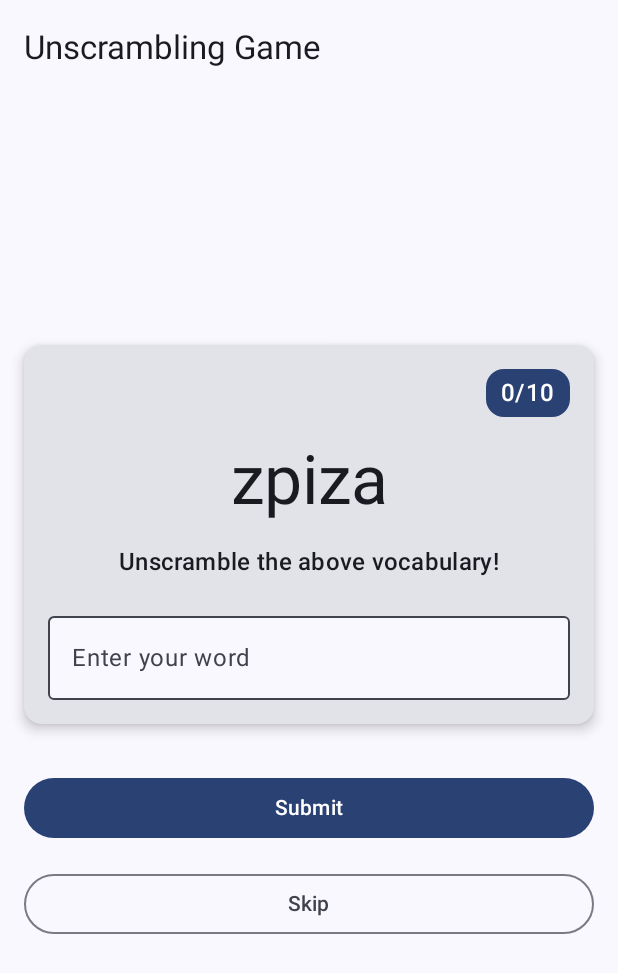
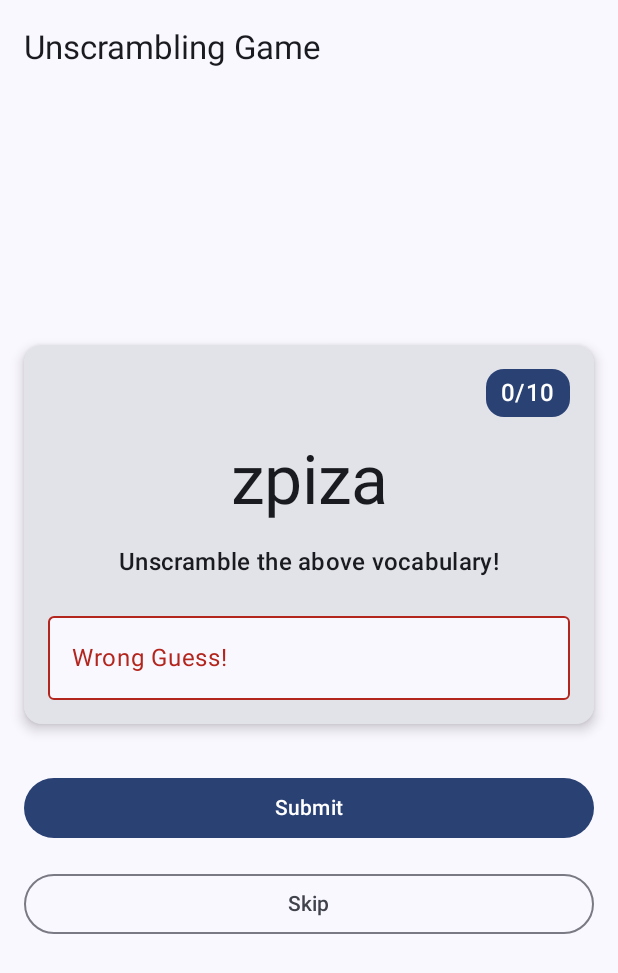
Before and after one commit to ji-circle/mobile10, an Android app built with Jetpack Compose: the screen it shows after launch (MainActivity), after a tap on "Submit", on a phone screen of 412 x 824 dp. Shown: the top 973 px of the screen. Run offline under Robolectric (Android 15) with nearby library versions, the phone set to English and light mode, and no system bars.

Commit message:
add: 입력 후 enter 눌렀을 때, 텍스트필드, 같은지 처리

```diff
--- a/app/src/main/java/com/example/fourthapp/ui/GamePage.kt
+++ b/app/src/main/java/com/example/fourthapp/ui/GamePage.kt
@@ -27,9 +27,11 @@ import androidx.compose.runtime.getValue
 import androidx.compose.ui.Alignment
 import androidx.compose.ui.Modifier
 import androidx.compose.ui.draw.clip
+import androidx.compose.ui.res.stringResource
 import androidx.compose.ui.text.input.ImeAction
 import androidx.compose.ui.unit.dp
 import androidx.lifecycle.viewmodel.compose.viewModel
+import com.example.fourthapp.R
 
 @OptIn(ExperimentalMaterial3Api::class)
 @Composable
@@ -54,9 +56,11 @@ fun GamePage(
         ) {
 
             GameLayout(
-                onUserGuessChanged = {gameViewModel.updateUserGuess(it)},
+                onUserGuessChanged = { gameViewModel.updateUserGuess(it) },
+                //아래 추가
+                isGuessWrong = gameUiState.isGuessedWordWrong,
                 userGuess = gameViewModel.userGuess,
-                onKeyboardDone = {},
+                onKeyboardDone = { gameViewModel.checkUserGuess() },
                 currentScrambledWord = gameUiState.currentScrambledWord,
                 modifier = Modifier.fillMaxWidth()
             )
@@ -67,7 +71,7 @@ fun GamePage(
             ) {
                 Button(
                     modifier = Modifier.fillMaxWidth(),
-                    onClick = {}
+                    onClick = { gameViewModel.checkUserGuess() }
                 ) {
                     Text(text = "Submit")
                 }
@@ -86,6 +90,8 @@ fun GamePage(
 @Composable
 fun GameLayout(
     onUserGuessChanged: (String) -> Unit,
+    //아래 추가
+    isGuessWrong: Boolean,
     userGuess: String,
     onKeyboardDone: () -> Unit,
     currentScrambledWord: String,
@@ -128,12 +134,22 @@ fun GameLayout(
                 colors = TextFieldDefaults.colors(
                     focusedContainerColor = colorScheme.surface,
                     unfocusedContainerColor = colorScheme.surface,
-                    disabledContainerColor = colorScheme.surface
+                    disabledContainerColor = colorScheme.surface,
+                    //아래 추가... 텍스트필드 내의 색은 흰색으로 유지되게
+                    errorContainerColor = colorScheme.surface
 
                 ),
                 label = {
-                    Text(text = "Enter your word")
+                    //아래 수정...
+                    if (isGuessWrong){
+                        Text(text = stringResource(id= R.string.wrong_guess))
+                    }else{
+                        Text(text = stringResource(id= R.string.enter_your_word))
+                    }
+
                 },
+                //틀렸을 때 텍스트필드의 테두리 색, 라벨을 바꾸는...? 틀렸으니까 다시해라...
+                isError = isGuessWrong,
                 keyboardOptions = KeyboardOptions.Default.copy(
                     imeAction = ImeAction.Done
                 ),
--- a/app/src/main/java/com/example/fourthapp/ui/GameUiState.kt
+++ b/app/src/main/java/com/example/fourthapp/ui/GameUiState.kt
@@ -1,5 +1,7 @@
 package com.example.fourthapp.ui
 
 data class GameUiState(
-    val currentScrambledWord: String = ""
+    val currentScrambledWord: String = "",
+    //아래 추가
+    val isGuessedWordWrong: Boolean = false,
 )
--- a/app/src/main/java/com/example/fourthapp/ui/GameViewModel.kt
+++ b/app/src/main/java/com/example/fourthapp/ui/GameViewModel.kt
@@ -10,6 +10,7 @@ import com.example.fourthapp.R
 import kotlinx.coroutines.flow.MutableStateFlow
 import kotlinx.coroutines.flow.StateFlow
 import kotlinx.coroutines.flow.asStateFlow
+import kotlinx.coroutines.flow.update
 
 class GameViewModel : ViewModel() {
     private var _allWords = mutableStateOf<Set<String>>(emptySet())
@@ -56,6 +57,25 @@ class GameViewModel : ViewModel() {
         userGuess = guessedWord
     }
 
+    //이부분 추가
+    fun checkUserGuess() {
+        //ignoreCase 사용! ignoreCase = true 로 해두면
+        if (userGuess.equals(currentWord, ignoreCase = true)) {
+
+        } else {
+            //update 는 stateflow에서 사용할 수 있는 함수임
+            //_uistate는 gameUiState임.
+            //  람다함수 내부의 값으로 업데이트를 시킨다
+            _uiState.update { currentState ->
+                currentState.copy(
+                    isGuessedWordWrong = true
+                )
+            }
+        }
+        //틀렸을 때 입력된 것들을 지워주기
+        updateUserGuess("")
+    }
+
     fun resetGame() {
         usedWords.clear()
         _uiState.value = GameUiState(currentScrambledWord = pickRandomWordAndShuffle())
--- a/app/src/main/res/values/strings.xml
+++ b/app/src/main/res/values/strings.xml
@@ -1,5 +1,7 @@
 <resources>
     <string name="app_name">FourthApp</string>
+    <string name="enter_your_word">Enter your word</string>
+    <string name="wrong_guess">Wrong Guess!</string>
     <string-array name="game_strings">
         <item>animal</item>
         <item>auto</item>
```
